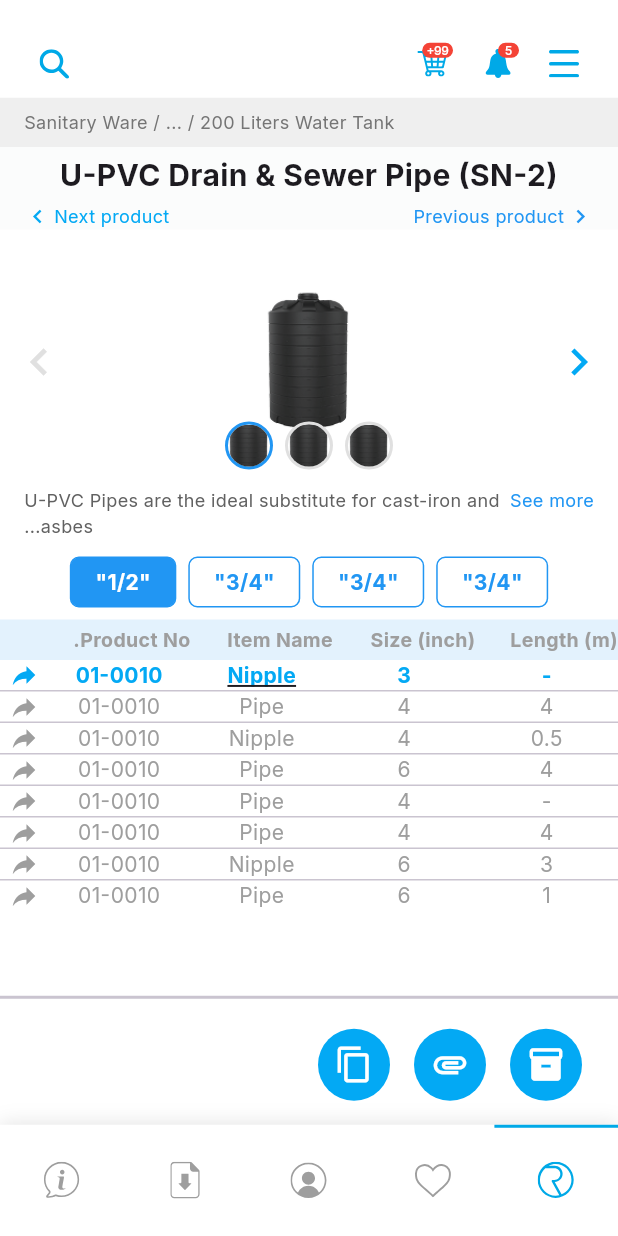
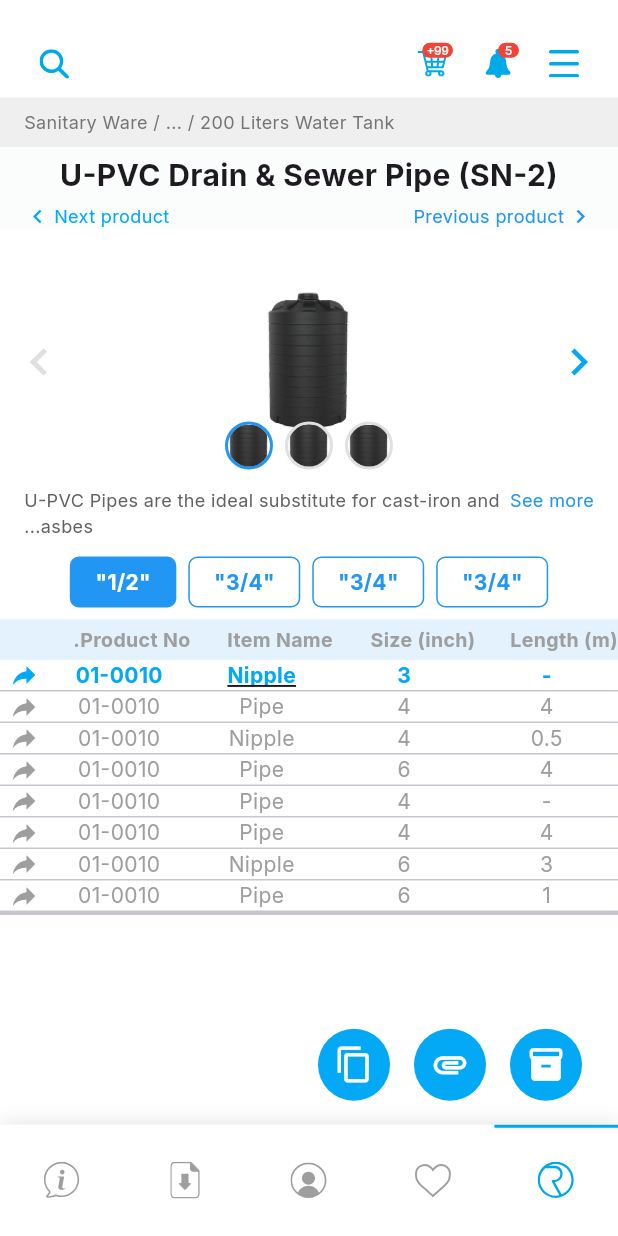
Before and after one commit to YazanAK23/royal, a Flutter app: the SubProductDetailsScreen screen opened by its route, on a phone screen of 412 x 824 dp. Run offline on Flutter 3.47's test engine with Material 3 defaults, Android fonts, the phone set to English and light mode, and no system bars; our stand-ins replace flutter_riverpod, flutter_svg, google_fonts, shared_preferences; accounts and stored records are empty.

Commit message:
fix issues in the download screen and in the subproduct detailscreen

```diff
--- a/lib/screens/categories/subproduct_details_screen.dart
+++ b/lib/screens/categories/subproduct_details_screen.dart
@@ -158,9 +158,13 @@ class SubProductDetailsScreen extends StatelessWidget {
                   children: [
                     Expanded(
                       child: ListView.separated(
-                        itemCount: _tableRows.length,
+                        itemCount: _tableRows.length + 1, // Add one for the last divider
                         separatorBuilder: (context, i) => Divider(thickness: 1, height: 1),
                         itemBuilder: (context, i) {
+                          if (i == _tableRows.length) {
+                            // Last divider under the last row
+                            return Divider(thickness: 2, height: 2);
+                          }
                           final row = _tableRows[i];
                           final isFirst = i == 0;
                           return Padding(
@@ -206,8 +210,6 @@ class SubProductDetailsScreen extends StatelessWidget {
                         },
                       ),
                     ),
-                    Divider(thickness: 2, height: 2),
-                    SizedBox(height: 12),
                   ],
                 ),
               ),
```
Also changed, not shown: lib/screens/downloads/downloads_screen.dart (+29 -18 lines).
